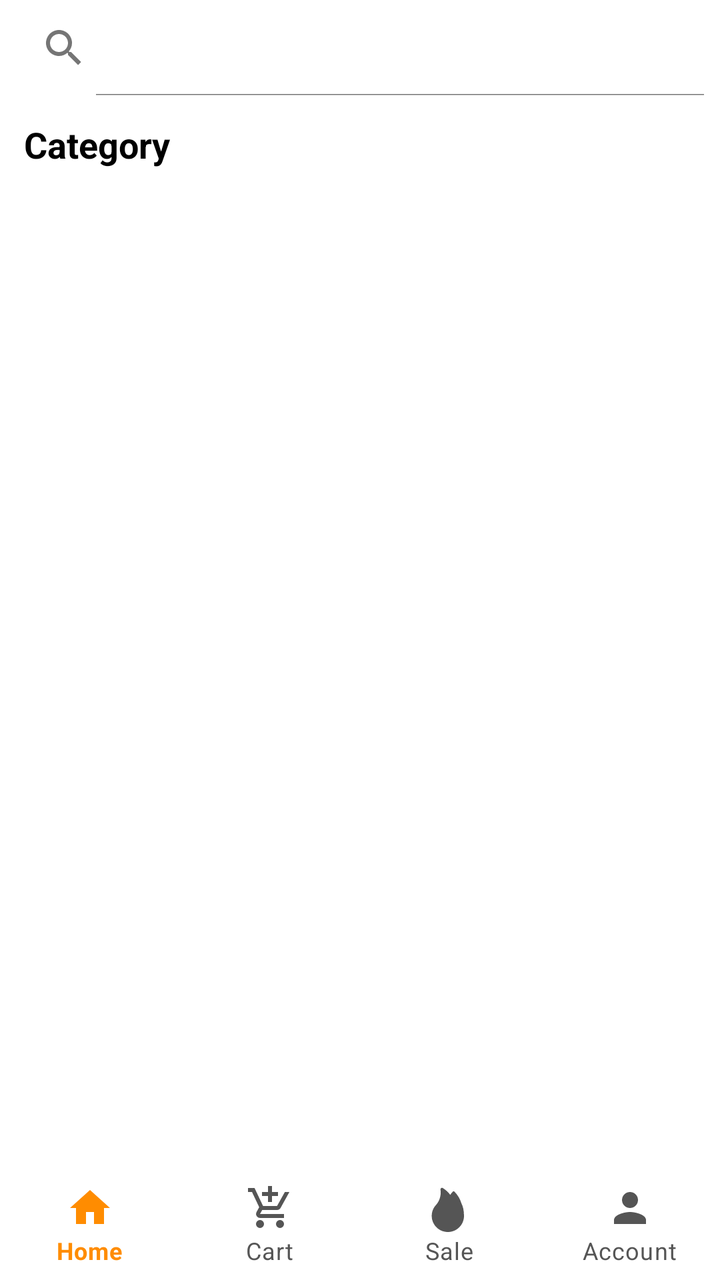
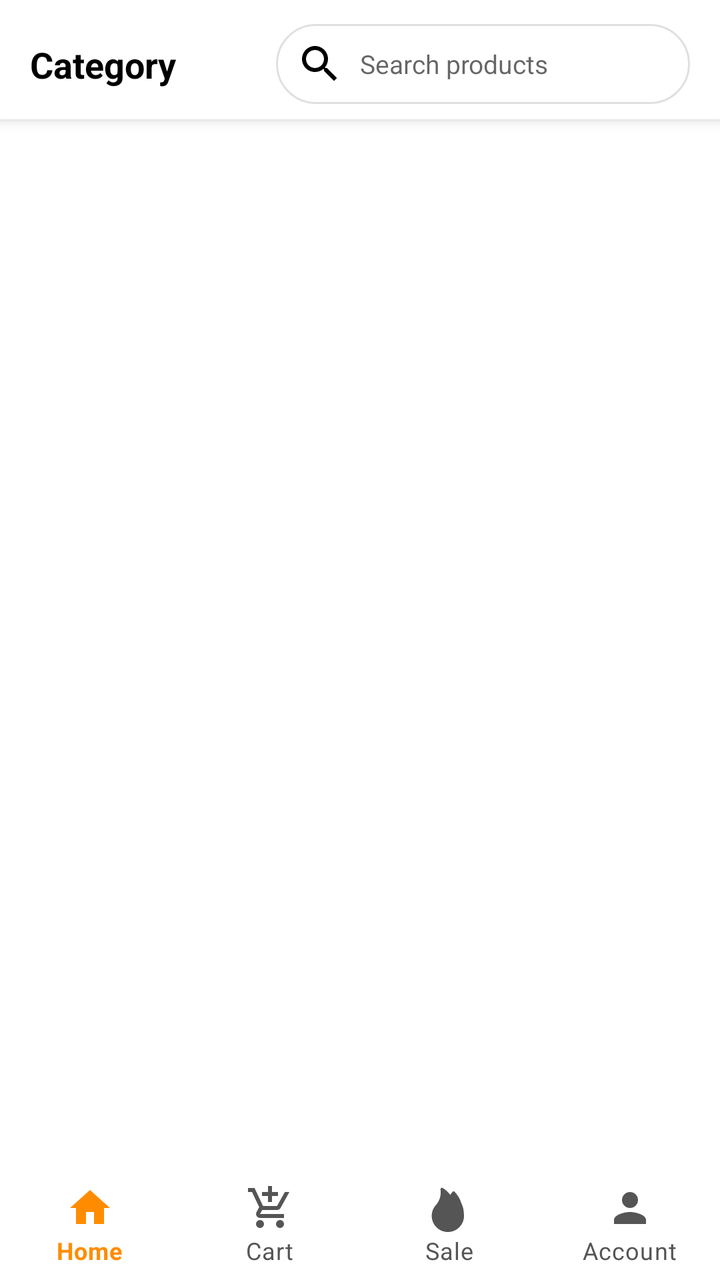

An Android layout rendered at two revisions. The XML below is the earlier revision; the diff shows what the commit changed to produce the second picture.
<!-- AndroidManifest.xml: application theme Theme.BulkAgrochem -->
<!-- res/layout/activity_product_list.xml -->
<?xml version="1.0" encoding="utf-8"?>
<LinearLayout
    xmlns:android="http://schemas.android.com/apk/res/android"
    xmlns:app="http://schemas.android.com/apk/res-auto"
    android:id="@+id/rootLayout"
    android:layout_width="match_parent"
    android:layout_height="match_parent"
    android:orientation="vertical"
    android:fitsSystemWindows="true"
    android:background="#FFFFFF">

    <LinearLayout
        android:id="@+id/search_container"
        android:layout_width="match_parent"
        android:layout_height="wrap_content"
        android:orientation="vertical">

        <androidx.appcompat.widget.SearchView
            android:id="@+id/searchView"
            android:layout_width="match_parent"
            android:layout_height="wrap_content"
            app:iconifiedByDefault="false"
            android:imeOptions="actionSearch"
            android:queryHint="Search products..."
            app:theme="@style/SearchViewDarkText" />

        <androidx.recyclerview.widget.RecyclerView
            android:id="@+id/rvProductSearchResults"
            android:layout_width="match_parent"
            android:layout_height="wrap_content"
            android:visibility="gone" />

        <TextView
            android:id="@+id/txtTitle"
            android:layout_width="match_parent"
            android:layout_height="wrap_content"
            android:padding="12dp"
            android:text="Category"
            android:textColor="@color/black"
            android:textSize="18sp"
            android:textStyle="bold" />

    </LinearLayout>

    <FrameLayout
        android:layout_width="match_parent"
        android:layout_height="0dp"
        android:layout_weight="1">

        <androidx.recyclerview.widget.RecyclerView
            android:id="@+id/rvProducts"
            android:layout_width="match_parent"
            android:layout_height="match_parent"
            android:clipToPadding="false"
            android:padding="6dp" />

        <LinearLayout
            android:id="@+id/skeleton_layout"
            android:layout_width="match_parent"
            android:layout_height="match_parent"
            android:orientation="vertical"
            android:padding="6dp"
            android:visibility="gone">

            <include layout="@layout/item_skeleton_product_list"/>
            <include layout="@layout/item_skeleton_product_list"/>
            <include layout="@layout/item_skeleton_product_list"/>
            <include layout="@layout/item_skeleton_product_list"/>
            <include layout="@layout/item_skeleton_product_list"/>

        </LinearLayout>

    </FrameLayout>

    <include layout="@layout/layout_bottom_nav" />

</LinearLayout>
<!-- res/layout/item_skeleton_product_list.xml (included above) -->
<?xml version="1.0" encoding="utf-8"?>
<androidx.cardview.widget.CardView xmlns:android="http://schemas.android.com/apk/res/android"
    xmlns:app="http://schemas.android.com/apk/res-auto"
    android:layout_width="match_parent"
    android:layout_height="wrap_content"
    android:layout_margin="8dp"
    app:cardCornerRadius="16dp"
    app:cardElevation="6dp">

    <LinearLayout
        android:layout_width="match_parent"
        android:layout_height="wrap_content"
        android:orientation="vertical"
        android:padding="10dp"
        android:background="#FFFFFF">

        <View
            android:layout_width="match_parent"
            android:layout_height="180dp"
            android:background="@drawable/bg_skeleton" />

        <View
            android:layout_width="match_parent"
            android:layout_height="20dp"
            android:layout_marginTop="8dp"
            android:background="@drawable/bg_skeleton" />

        <View
            android:layout_width="match_parent"
            android:layout_height="16dp"
            android:layout_marginTop="4dp"
            android:background="@drawable/bg_skeleton" />

        <View
            android:layout_width="match_parent"
            android:layout_height="16dp"
            android:layout_marginTop="4dp"
            android:background="@drawable/bg_skeleton" />

        <LinearLayout
            android:layout_width="wrap_content"
            android:layout_height="wrap_content"
            android:orientation="horizontal"
            android:layout_marginTop="6dp">

            <View
                android:layout_width="60dp"
                android:layout_height="18dp"
                android:background="@drawable/bg_skeleton"
                android:layout_marginEnd="8dp"/>

            <View
                android:layout_width="40dp"
                android:layout_height="16dp"
                android:background="@drawable/bg_skeleton" />

        </LinearLayout>

        <View
            android:layout_width="match_parent"
            android:layout_height="44dp"
            android:layout_marginTop="10dp"
            android:background="@drawable/bg_skeleton" />

    </LinearLayout>
</androidx.cardview.widget.CardView>
<!-- res/layout/layout_bottom_nav.xml (included above) -->
<?xml version="1.0" encoding="utf-8"?>
<com.google.android.material.bottomnavigation.BottomNavigationView
    xmlns:android="http://schemas.android.com/apk/res/android"
    xmlns:app="http://schemas.android.com/apk/res-auto"
    android:id="@+id/bottom_navigation"
    android:layout_width="match_parent"
    android:layout_height="wrap_content"
    android:background="@android:color/white"
    app:backgroundTint="@null"
    app:menu="@menu/bottom_nav_menu"
    app:labelVisibilityMode="labeled"
    app:itemIconTint="@color/bottom_nav_colors"
    app:itemTextColor="@color/bottom_nav_colors"
    app:elevation="0dp"
    app:paddingBottomSystemWindowInsets="false"
    app:paddingLeftSystemWindowInsets="false"
    app:paddingRightSystemWindowInsets="false" />
<!-- resources referenced by this layout -->
<resources>
  <color name="black">#FF000000</color>
  <!-- drawable bg_skeleton (drawable) -->
  <?xml version="1.0" encoding="utf-8"?>
  <shape xmlns:android="http://schemas.android.com/apk/res/android">
      <solid android:color="#E0E0E0" />
      <corners android:radius="4dp" />
  </shape>
  <style name="SearchViewDarkText" parent="ThemeOverlay.AppCompat.Light">
          <item name="android:textColor">@android:color/black</item>
          <item name="android:textColorHint">@android:color/darker_gray</item>
      </style>
  <style name="Theme.BulkAgrochem" parent="Base.Theme.BulkAgrochem" />
  <style name="Base.Theme.BulkAgrochem" parent="Theme.MaterialComponents.DayNight.NoActionBar">
          
          <item name="colorPrimary">@color/colorPrimary</item>
          <item name="colorPrimaryVariant">@color/colorPrimaryDark</item>
          <item name="colorOnPrimary">@color/colorOnPrimary</item>
  
          <item name="android:windowBackground">@android:color/white</item>
          <item name="colorSurface">@android:color/white</item>
  
          
          <item name="android:statusBarColor">@android:color/white</item>
          <item name="android:windowLightStatusBar">true</item>
      </style>
  <color name="colorPrimary">@color/orange_brand</color>
  <color name="colorPrimaryDark">@color/black</color>
  <color name="colorOnPrimary">@color/white</color>
  <color name="orange_brand">#FF6A00</color>
  <color name="white">#FFFFFFFF</color>
</resources>

<!-- the commit's change to res/layout/activity_product_list.xml (unified diff, before → after) -->
@@ -1,80 +1,176 @@
 <?xml version="1.0" encoding="utf-8"?>
-<LinearLayout
+<androidx.constraintlayout.widget.ConstraintLayout
     xmlns:android="http://schemas.android.com/apk/res/android"
     xmlns:app="http://schemas.android.com/apk/res-auto"
+    xmlns:tools="http://schemas.android.com/tools"
     android:id="@+id/rootLayout"
     android:layout_width="match_parent"
     android:layout_height="match_parent"
-    android:orientation="vertical"
     android:fitsSystemWindows="true"
     android:background="#FFFFFF">
 
+    
+    <View
+        android:id="@+id/header_bg"
+        android:layout_width="match_parent"
+        android:layout_height="0dp"
+        android:background="@color/white"
+        android:elevation="4dp"
+        app:layout_constraintTop_toTopOf="parent"
+        app:layout_constraintBottom_toBottomOf="@id/search_bar_layout"
+        android:layout_marginBottom="-8dp" />
+
+    
+    <TextView
+        android:id="@+id/txtTitle"
+        android:layout_width="0dp"
+        android:layout_height="wrap_content"
+        android:layout_marginStart="15dp"
+        android:text="Category"
+        android:textColor="@color/black"
+        android:textSize="18sp"
+        android:textStyle="bold"
+        android:elevation="5dp"
+        app:layout_constraintTop_toTopOf="@id/search_bar_layout"
+        app:layout_constraintBottom_toBottomOf="@id/search_bar_layout"
+        app:layout_constraintStart_toStartOf="parent"
+        app:layout_constraintEnd_toStartOf="@id/search_bar_layout"
+        app:layout_constraintHorizontal_weight="1"
+        android:maxLines="1"
+        android:ellipsize="end" />
+
+    
+    <RelativeLayout
+        android:id="@+id/search_bar_layout"
+        android:layout_width="0dp"
+        android:layout_height="40dp"
+        android:layout_marginTop="12dp"
+        android:layout_marginStart="8dp"
+        android:layout_marginEnd="15dp"
+        android:elevation="5dp"
+        app:layout_constraintTop_toTopOf="parent"
+        app:layout_constraintStart_toEndOf="@id/txtTitle"
+        app:layout_constraintEnd_toEndOf="parent"
+        app:layout_constraintHorizontal_weight="1.8">
+
+        <EditText
+            android:id="@+id/searchEditText"
+            android:layout_width="match_parent"
+            android:layout_height="match_parent"
+            android:background="@drawable/bg_search_bar"
+            android:drawableStart="@drawable/ic_search"
+            android:drawablePadding="8dp"
+            android:hint="Search products"
+            android:imeOptions="actionSearch"
+            android:inputType="text"
+            android:paddingStart="10dp"
+            android:paddingEnd="36dp"
+            android:textColor="#000000"
+            android:textSize="13sp" />
+
+        <ImageButton
+            android:id="@+id/btnClearSearch"
+            android:layout_width="32dp"
+            android:layout_height="32dp"
+            android:layout_alignParentEnd="true"
+            android:layout_centerVertical="true"
+            android:layout_marginEnd="4dp"
+            android:background="?attr/selectableItemBackgroundBorderless"
+            android:src="@drawable/ic_close"
+            android:visibility="gone"
+            app:tint="@color/text_secondary" />
+    </RelativeLayout>
+
+    
+    <androidx.constraintlayout.widget.Group
+        android:id="@+id/search_container"
+        android:layout_width="wrap_content"
+        android:layout_height="wrap_content"
+        app:constraint_referenced_ids="header_bg,txtTitle,search_bar_layout" />
+
+    
+    <androidx.recyclerview.widget.RecyclerView
+        android:id="@+id/rvProducts"
+        android:layout_width="match_parent"
+        android:layout_height="0dp"
+        android:clipToPadding="false"
+        android:padding="6dp"
+        app:layout_constraintTop_toBottomOf="@id/header_bg"
+        app:layout_constraintBottom_toTopOf="@id/bottom_nav_container" />
+
     <LinearLayout
-        android:id="@+id/search_container"
-        android:layout_width="match_parent"
-        android:layout_height="wrap_content"
-        android:orientation="vertical">
-
-        <androidx.appcompat.widget.SearchView
-            android:id="@+id/searchView"
-            android:layout_width="match_parent"
-            android:layout_height="wrap_content"
-            app:iconifiedByDefault="false"
-            android:imeOptions="actionSearch"
-            android:queryHint="Search products..."
-            app:theme="@style/SearchViewDarkText" />
-
-        <androidx.recyclerview.widget.RecyclerView
-            android:id="@+id/rvProductSearchResults"
-            android:layout_width="match_parent"
-            android:layout_height="wrap_content"
-            android:visibility="gone" />
-
-        <TextView
-            android:id="@+id/txtTitle"
-            android:layout_width="match_parent"
-            android:layout_height="wrap_content"
-            android:padding="12dp"
-            android:text="Category"
-            android:textColor="@color/black"
-            android:textSize="18sp"
-            android:textStyle="bold" />
-
+        android:id="@+id/skeleton_layout"
+        android:layout_width="match_parent"
+        android:layout_height="0dp"
+        android:orientation="vertical"
+        android:padding="6dp"
+        android:visibility="gone"
+        app:layout_constraintTop_toBottomOf="@id/header_bg"
+        app:layout_constraintBottom_toTopOf="@id/bottom_nav_container">
+        <include layout="@layout/item_skeleton_product_list"/>
+        <include layout="@layout/item_skeleton_product_list"/>
+        <include layout="@layout/item_skeleton_product_list"/>
+        <include layout="@layout/item_skeleton_product_list"/>
+        <include layout="@layout/item_skeleton_product_list"/>
     </LinearLayout>
 
+    
+    <View
+        android:id="@+id/searchOverlay"
+        android:layout_width="match_parent"
+        android:layout_height="0dp"
+        android:background="#40000000"
+        android:visibility="gone"
+        android:clickable="true"
+        android:focusable="true"
+        app:layout_constraintTop_toBottomOf="@id/header_bg"
+        app:layout_constraintBottom_toTopOf="@id/bottom_nav_container" />
+
+    
+    <androidx.cardview.widget.CardView
+        android:id="@+id/searchResultContainer"
+        android:layout_width="0dp"
+        android:layout_height="wrap_content"
+        android:visibility="gone"
+        app:cardCornerRadius="8dp"
+        app:cardElevation="10dp"
+        app:layout_constraintTop_toBottomOf="@id/header_bg"
+        app:layout_constraintStart_toStartOf="@id/search_bar_layout"
+        app:layout_constraintEnd_toEndOf="@id/search_bar_layout"
+        android:layout_marginTop="0dp">
+
+        <androidx.constraintlayout.widget.ConstraintLayout
+            android:layout_width="match_parent"
+            android:layout_height="wrap_content">
+
+            <androidx.recyclerview.widget.RecyclerView
+                android:id="@+id/rvProductSearchResults"
+                android:layout_width="match_parent"
+                android:layout_height="wrap_content"
+                android:padding="4dp"
+                android:scrollbars="vertical"
+                android:scrollbarSize="4dp"
+                android:scrollbarThumbVertical="@android:color/darker_gray"
+                android:fadeScrollbars="false"
+                app:layout_constrainedHeight="true"
+                app:layout_constraintHeight_max="300dp"
+                app:layout_constraintTop_toTopOf="parent"
+                app:layout_constraintStart_toStartOf="parent"
+                app:layout_constraintEnd_toEndOf="parent"
+                app:layout_constraintBottom_toBottomOf="parent"
+                app:layoutManager="androidx.recyclerview.widget.LinearLayoutManager" />
+        </androidx.constraintlayout.widget.ConstraintLayout>
+    </androidx.cardview.widget.CardView>
+
     <FrameLayout
-        android:layout_width="match_parent"
-        android:layout_height="0dp"
-        android:layout_weight="1">
-
-        <androidx.recyclerview.widget.RecyclerView
-            android:id="@+id/rvProducts"
-            android:layout_width="match_parent"
-            android:layout_height="match_parent"
-            android:clipToPadding="false"
-            android:padding="6dp" />
-
-        <LinearLayout
-            android:id="@+id/skeleton_layout"
-            android:layout_width="match_parent"
-            android:layout_height="match_parent"
-            android:orientation="vertical"
-            android:padding="6dp"
-            android:visibility="gone">
-
-            <include layout="@layout/item_skeleton_product_list"/>
-            <include layout="@layout/item_skeleton_product_list"/>
-            <include layout="@layout/item_skeleton_product_list"/>
-            <include layout="@layout/item_skeleton_product_list"/>
-            <include layout="@layout/item_skeleton_product_list"/>
-
-        </LinearLayout>
-
+        android:id="@+id/bottom_nav_container"
+        android:layout_width="match_parent"
+        android:layout_height="wrap_content"
+        app:layout_constraintBottom_toBottomOf="parent">
+        <include layout="@layout/layout_bottom_nav" />
     </FrameLayout>
 
-    <include layout="@layout/layout_bottom_nav" />
-
-</LinearLayout>
+</androidx.constraintlayout.widget.ConstraintLayout>
 <!-- res/layout/item_skeleton_product_list.xml (included above) -->
 <?xml version="1.0" encoding="utf-8"?>
 <androidx.cardview.widget.CardView xmlns:android="http://schemas.android.com/apk/res/android"
<!-- resource entries referenced after the edit -->
@@ -1,16 +1,35 @@
 <!-- resources referenced by this layout -->
 <resources>
   <color name="black">#FF000000</color>
+  <color name="text_secondary">#757575</color>
   <!-- drawable bg_skeleton (drawable) -->
   <?xml version="1.0" encoding="utf-8"?>
   <shape xmlns:android="http://schemas.android.com/apk/res/android">
       <solid android:color="#E0E0E0" />
       <corners android:radius="4dp" />
   </shape>
-  <style name="SearchViewDarkText" parent="ThemeOverlay.AppCompat.Light">
-          <item name="android:textColor">@android:color/black</item>
-          <item name="android:textColorHint">@android:color/darker_gray</item>
-      </style>
+  <!-- drawable ic_close (drawable) -->
+  <vector xmlns:android="http://schemas.android.com/apk/res/android"
+      android:width="24dp"
+      android:height="24dp"
+      android:viewportWidth="24"
+      android:viewportHeight="24">
+      <path
+          android:fillColor="@android:color/black"
+          android:pathData="M19,6.41L17.59,5L12,10.59L6.41,5L5,6.41L10.59,12L5,17.59L6.41,19L12,13.41L17.59,19L19,17.59L13.41,12L19,6.41Z" />
+  </vector>
+  <!-- drawable ic_search (drawable) -->
+  <vector xmlns:android="http://schemas.android.com/apk/res/android" 
+      android:height="24dp" 
+      android:tint="#000000" 
+      android:viewportHeight="24" 
+      android:viewportWidth="24" 
+      android:width="24dp">
+        
+      <path android:fillColor="@android:color/white" 
+            android:pathData="M15.5,14h-0.79l-0.28,-0.27C15.41,12.59 16,11.11 16,9.5 16,5.91 13.09,3 9.5,3S3,5.91 3,9.5 5.91,16 9.5,16c1.61,0 3.09,-0.59 4.23,-1.57l0.27,0.28v0.79l5,4.99L20.49,19l-4.99,-5zM9.5,14C7.01,14 5,11.99 5,9.5S7.01,5 9.5,5 14,7.01 14,9.5 11.99,14 9.5,14z"/>
+      
+  </vector>
   <style name="Theme.BulkAgrochem" parent="Base.Theme.BulkAgrochem" />
   <style name="Base.Theme.BulkAgrochem" parent="Theme.MaterialComponents.DayNight.NoActionBar">
           
@@ -30,5 +49,17 @@
   <color name="colorOnPrimary">@color/white</color>
   <color name="orange_brand">#FF6A00</color>
   <color name="white">#FFFFFFFF</color>
+  <!-- drawable bg_search_bar (drawable) -->
+  <?xml version="1.0" encoding="utf-8"?>
+  <shape xmlns:android="http://schemas.android.com/apk/res/android">
+      <solid android:color="@color/white" />
+      <corners android:radius="20dp" />
+      <stroke
+          android:width="1dp"
+          android:color="#E0E0E0" />
+      <padding
+          android:left="12dp"
+          android:right="12dp" />
+  </shape>
 </resources>
 
